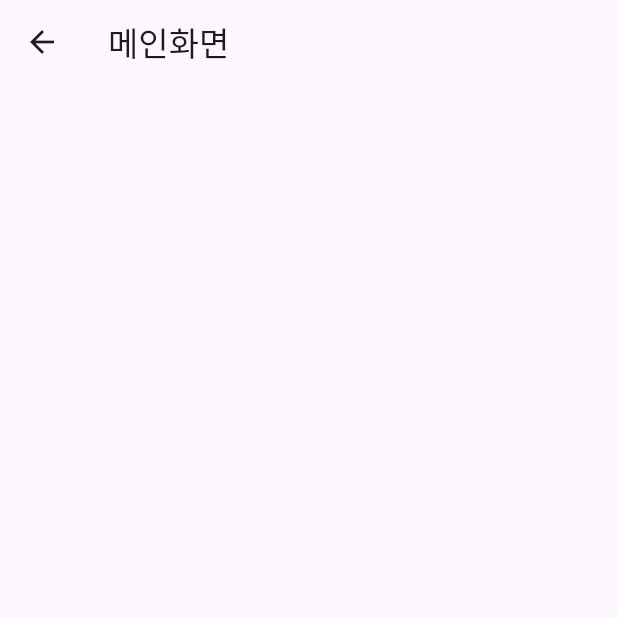
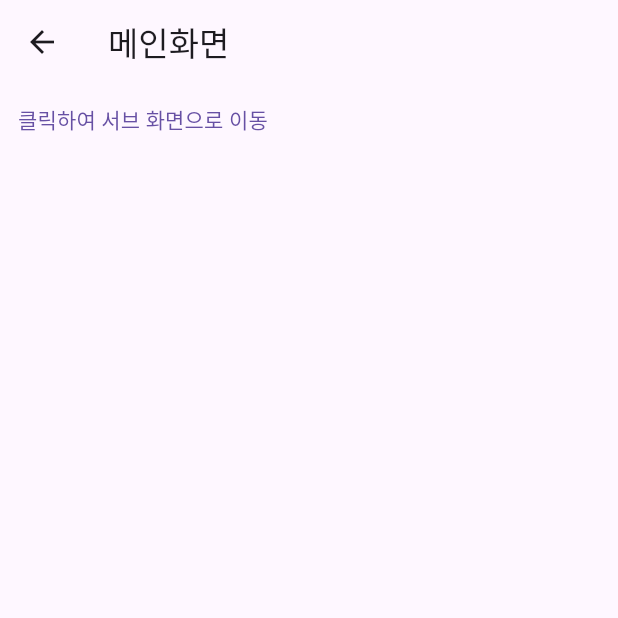
Before and after one commit to haeum808/Study, a Flutter app: the screen it shows after launch, on a phone screen of 412 x 824 dp, the top half of it. Run offline on Flutter 3.47's test engine with Material 3 defaults, Android fonts, the phone set to English and light mode, and no system bars.

Commit message:
[flutter] second_project 네비게이션 기능 추가

```diff
--- a/flutter/second_project/lib/screen/main_screen.dart
+++ b/flutter/second_project/lib/screen/main_screen.dart
@@ -1,5 +1,6 @@
 import 'package:flutter/material.dart';
 
+// 메인 화면
 class MainScreen extends StatefulWidget {
   const MainScreen({super.key});
 
@@ -15,7 +16,18 @@ class _MainScreenState extends State<MainScreen> {
         title: const Text('메인화면'),
       ),
       body: Column(
-        children: [],
+        children: [
+          TextButton(
+            onPressed: () {
+              // 서브 화면으로 이동 (생성하면서 이동!)
+              // Navigator.pushNamed(context, '/sub');
+
+              // 서브 화면으로 이동 (내 화면을 활용해서 교체하여 이동)
+              Navigator.pushReplacementNamed(context, '/sub', arguments: 'hello');
+            },
+            child: Text('클릭하여 서브 화면으로 이동'),
+          ),
+        ],
       ),
     );
   }
```
Also changed, not shown: flutter/second_project/lib/main.dart (+9 -0 lines), flutter/second_project/lib/screen/sub_screen.dart (added, +30 -0 lines).
